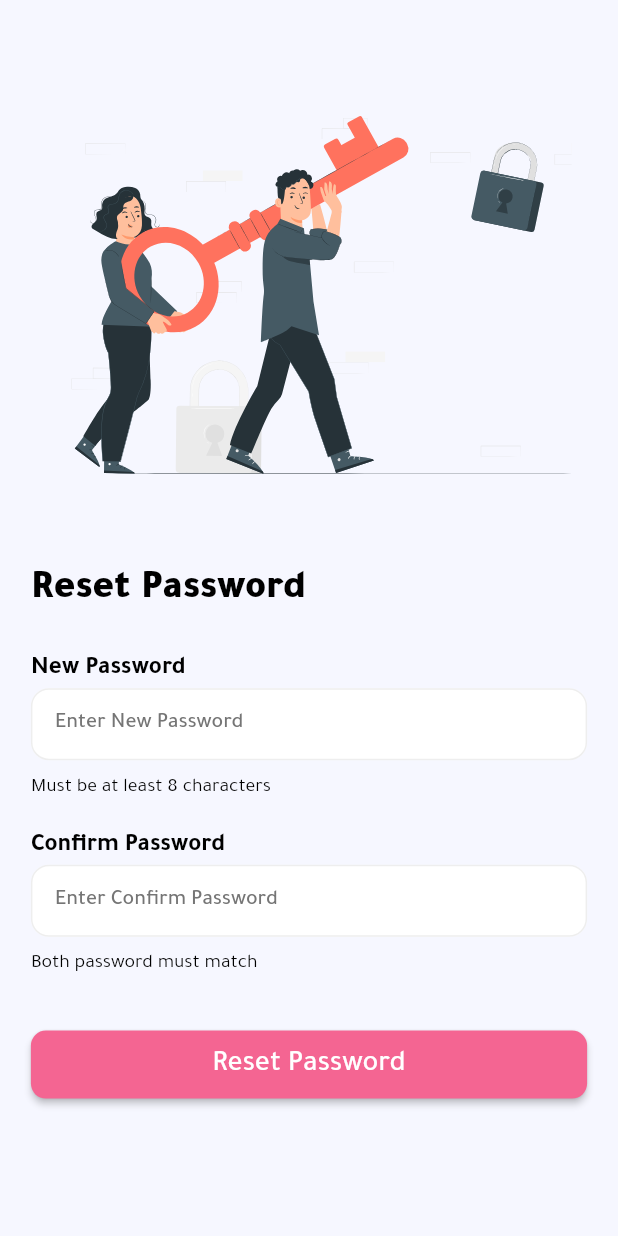
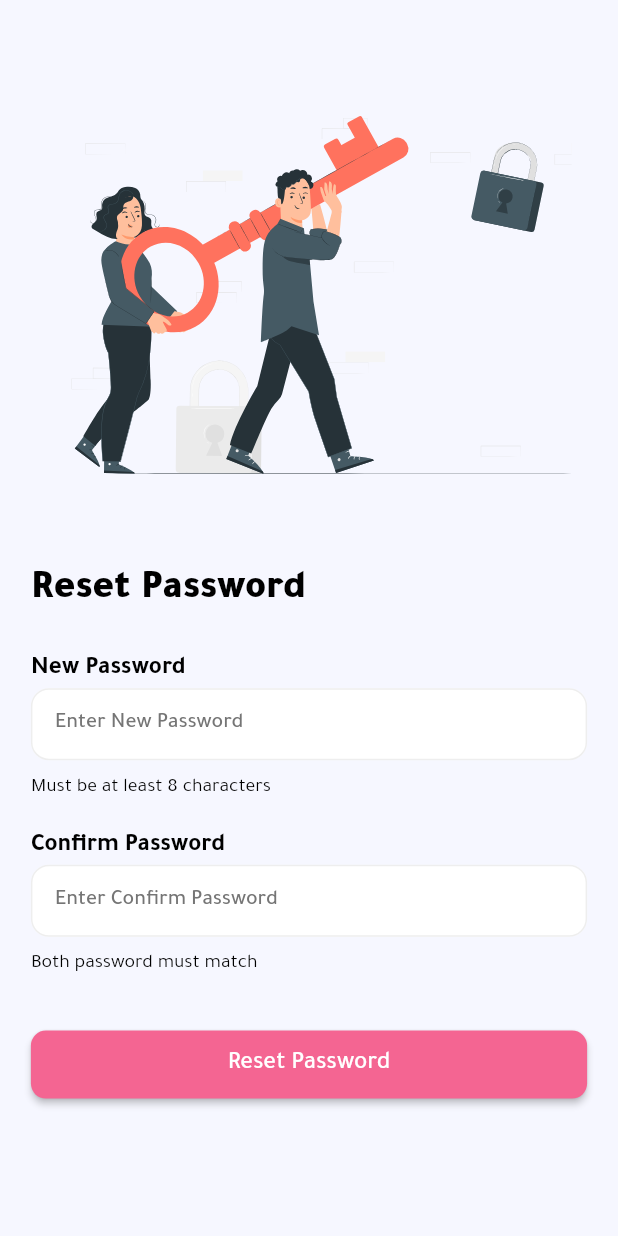
Before and after one commit to saleem1333/moments-app, a Flutter app: the ResetPasswordFormScreen screen opened by its route, on a phone screen of 412 x 824 dp. Run offline on Flutter 3.47's test engine with Material 2 defaults, Android fonts, the phone set to English and light mode, and no system bars; our stand-ins replace cloud_firestore, dartz, email_validator, equatable, firebase_auth, firebase_core and 10 more; missing offline and left inert: cloud_firestore_web, firebase_auth_web, firebase_core_web; accounts and stored records are empty; generated files the repository leaves out were written again.

Commit message:
Update main_button.dart

```diff
--- a/lib/presentation/core/widgets/main_button.dart
+++ b/lib/presentation/core/widgets/main_button.dart
@@ -7,10 +7,13 @@ class MainButton extends StatelessWidget {
     Key? key,
     required this.text,
     this.width,
+    this.borderWidth,
     this.height,
     this.fontSize,
     this.borderRadius,
     this.shadowColor,
+    this.borderColor,
+    this.elevation,
     required this.color,
     required this.onPressed,
     this.textColor = Colors.white,
@@ -25,19 +28,28 @@ class MainButton extends StatelessWidget {
   final VoidCallback onPressed;
   final BorderRadiusGeometry? borderRadius;
   final Color? shadowColor;
+  final Color? borderColor;
+  final double? elevation;
+  final double? borderWidth;
 
   @override
   Widget build(BuildContext context) {
     Size size = MediaQuery.of(context).size;
     return ElevatedButton(
       style: ButtonStyle(
+        elevation: (elevation == null)
+            ? null
+            : MaterialStateProperty.all<double>(elevation!),
         shadowColor:
             shadowColor != null ? MaterialStateProperty.all(shadowColor) : null,
         backgroundColor: MaterialStateProperty.all(color),
         shape: MaterialStateProperty.all<RoundedRectangleBorder>(
           RoundedRectangleBorder(
             borderRadius: borderRadius ?? BorderRadius.circular(10),
-            side: const BorderSide(color: Colors.transparent),
+            side: BorderSide(
+              color: borderColor ?? Colors.transparent,
+              width: borderWidth ?? 1,
+            ),
           ),
         ),
         fixedSize: MaterialStateProperty.all(
@@ -54,7 +66,7 @@ class MainButton extends StatelessWidget {
         overflow: TextOverflow.ellipsis,
         style: AppTextStyles.styleWeight500(
           color: textColor,
-          fontSize: fontSize ?? size.width * .0475,
+          fontSize: fontSize ?? size.width * .04,
         ),
       ),
     );
```
